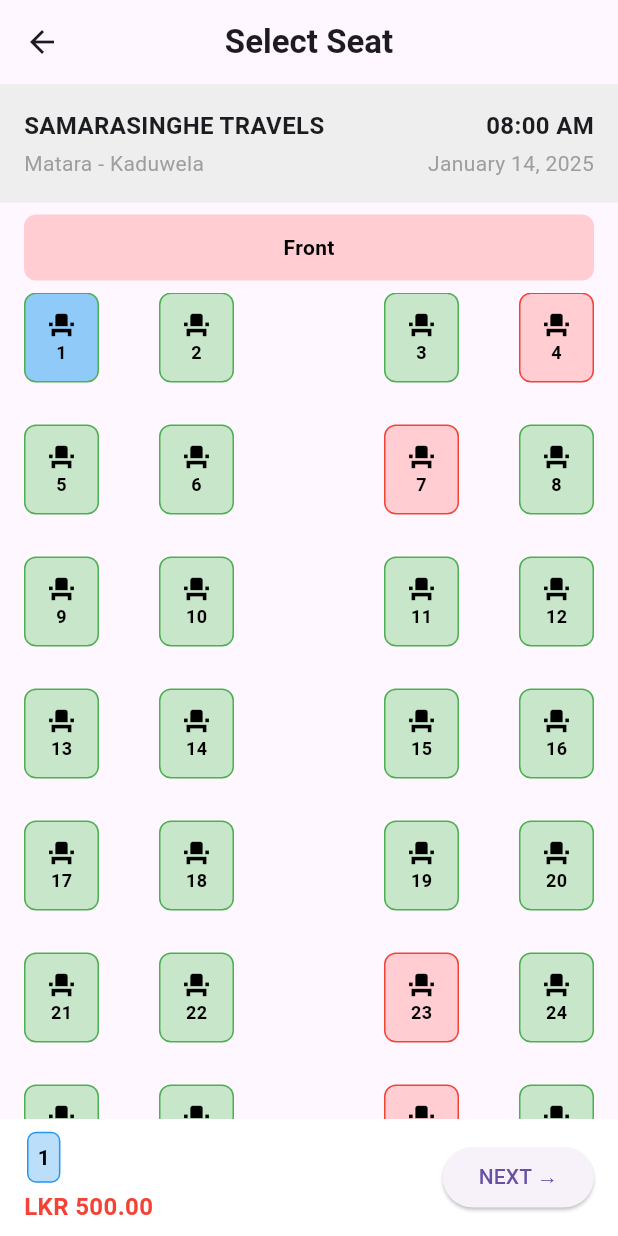
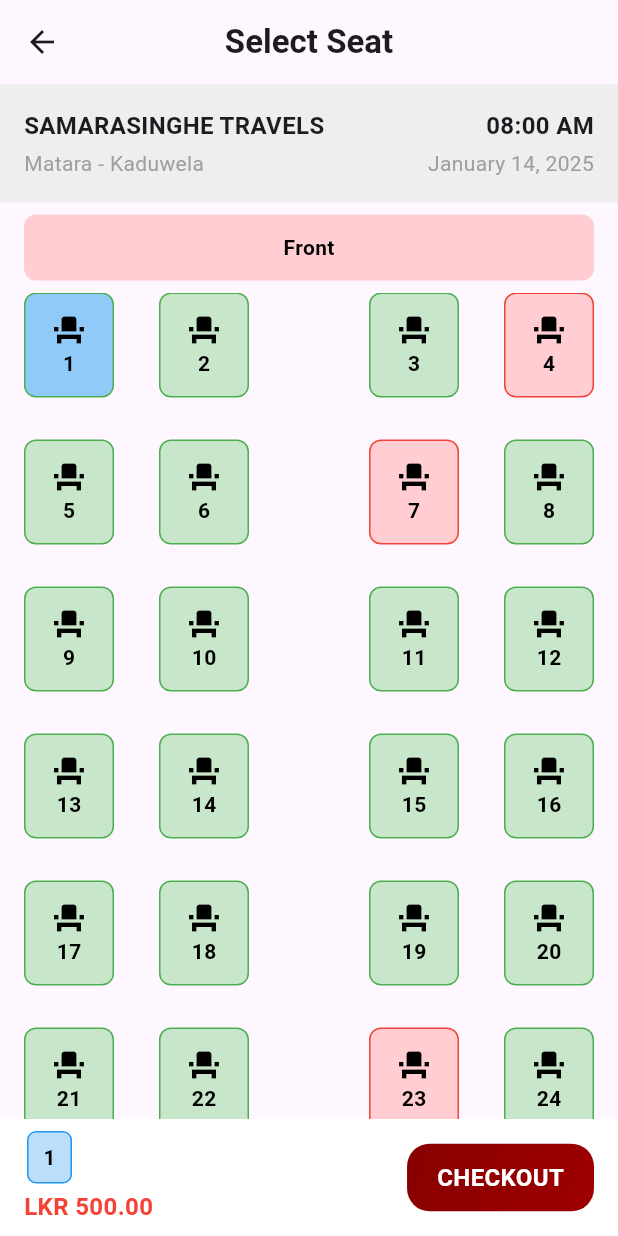
Before and after one commit to navinduhasalanka/bus-book-app, a Flutter app: the screen it shows after launch, after a tap on an icon or button, on a phone screen of 412 x 824 dp. Run offline on Flutter 3.47's test engine with Material 3 defaults, Android fonts, the phone set to English and light mode, and no system bars; our stand-ins replace firebase_auth, firebase_core, icons_plus; accounts and stored records are empty.

Commit message:
Create the seat view

```diff
--- /dev/null
+++ b/lib/screens/pages/checkout.dart
@@ -0,0 +1,23 @@
+import 'package:flutter/material.dart';
+
+class CheckOut extends StatelessWidget {
+  const CheckOut({super.key});
+
+  @override
+  Widget build(BuildContext context) {
+    return Scaffold( // Use a Scaffold for proper layout
+      appBar: AppBar(
+        title: const Text('Checkout'), // Add an AppBar
+      ),
+      body: const Center( // Center the text
+        child: Text(
+          'This is the checkout page.', // The text you want to display
+          style: TextStyle( // Style the text (optional)
+            fontSize: 20,
+            fontWeight: FontWeight.bold,
+          ),
+        ),
+      ),
+    );
+  }
+}
--- a/lib/screens/pages/seat_view.dart
+++ b/lib/screens/pages/seat_view.dart
@@ -1,3 +1,4 @@
+import 'package:bus_book/screens/pages/checkout.dart';
 import 'package:flutter/material.dart';
 
 class SeatView extends StatefulWidget {
@@ -43,11 +44,13 @@
                   children: [
                     Text(
                       'SAMARASINGHE TRAVELS',
-                      style: TextStyle(fontWeight: FontWeight.bold, fontSize: 16),
+                      style:
+                          TextStyle(fontWeight: FontWeight.bold, fontSize: 16),
                     ),
                     Text(
                       '08:00 AM',
-                      style: TextStyle(fontWeight: FontWeight.bold, fontSize: 16),
+                      style:
+                          TextStyle(fontWeight: FontWeight.bold, fontSize: 16),
                     ),
                   ],
                 ),
@@ -83,7 +86,8 @@
               child: const Center(
                 child: Text(
                   'Front',
-                  style: TextStyle(fontWeight: FontWeight.bold, color: Colors.black),
+                  style: TextStyle(
+                      fontWeight: FontWeight.bold, color: Colors.black),
                 ),
               ),
             ),
@@ -104,11 +108,9 @@
                           Row(
                             mainAxisAlignment: MainAxisAlignment.spaceBetween,
                             children: [
-                              for (int j = 0; j < 2; j++)
-                                _buildSeat(i + j + 1),
+                              for (int j = 0; j < 2; j++) _buildSeat(i + j + 1),
                               const SizedBox(width: 20),
-                              for (int j = 2; j < 4; j++)
-                                _buildSeat(i + j + 1),
+                              for (int j = 2; j < 4; j++) _buildSeat(i + j + 1),
                             ],
                           ),
                           const SizedBox(height: 16),
@@ -119,8 +121,7 @@
                     Row(
                       mainAxisAlignment: MainAxisAlignment.spaceBetween,
                       children: [
-                        for (int i = 44; i < 49; i++)
-                          _buildSeat(i + 1),
+                        for (int i = 44; i < 49; i++) _buildSeat(i + 1),
                       ],
                     ),
                   ],
@@ -132,7 +133,8 @@
           // Section 4: Bottom Bar (Seat info + price remains)
           Container(
             color: Colors.white,
-            padding: const EdgeInsets.symmetric(horizontal: 16.0, vertical: 8.0),
+            padding:
+                const EdgeInsets.symmetric(horizontal: 16.0, vertical: 8.0),
             child: Row(
               mainAxisAlignment: MainAxisAlignment.spaceBetween,
               children: [
@@ -147,27 +149,39 @@
                           )
                         : SizedBox(
                             height: 35, // Keeps height fixed
+                            child: Container(
+                              width: 250, // Limit the container width to 234px
+                              height: 38, // Fixed height of 200px
                               child: SingleChildScrollView(
-                              scrollDirection: Axis.horizontal, // Enables horizontal scrolling
+                                scrollDirection: Axis
+                                    .horizontal, // Enables horizontal scrolling
                                 child: Row(
                                   children: selectedSeats
                                       .map(
                                         (seat) => Container(
-                                        padding: const EdgeInsets.all(6.0),
-                                        margin: const EdgeInsets.symmetric(horizontal: 2.0),
+                                          width: 30, // Fixed width for each box
+                                          height: 35, // Fixed height for each box
+                                          margin: const EdgeInsets.symmetric(
+                                              horizontal: 2.0),
                                           decoration: BoxDecoration(
                                             color: Colors.blue[100],
-                                          borderRadius: BorderRadius.circular(6.0),
-                                          border: Border.all(color: Colors.blue),
+                                            borderRadius:
+                                                BorderRadius.circular(6.0),
+                                            border:
+                                                Border.all(color: Colors.blue),
                                           ),
+                                          child: Center(
                                             child: Text(
                                               '$seat',
                                               style: const TextStyle(
-                                              fontWeight: FontWeight.bold, color: Colors.black),
+                                                  fontWeight: FontWeight.bold,
+                                                  color: Colors.black),
+                                            ),
                                           ),
                                         ),
                                       )
                                       .toList(),
+                                ),
                               ),
                             ),
                           ),
@@ -180,19 +194,61 @@
                       style: const TextStyle(
                         fontWeight: FontWeight.bold,
                         color: Colors.red,
-                        fontSize: 16, // Adjusted font size to be large but not overwhelming
+                        fontSize:
+                            16, // Adjusted font size to be large but not overwhelming
                       ),
                     ),
                   ],
                 ),
-
-                ElevatedButton(
-                  onPressed: selectedSeats.isNotEmpty
+                GestureDetector(
+                  onTap: selectedSeats.isNotEmpty
                       ? () {
-                          // Handle next button click
+                          // Navigate to CheckOutPage when button is tapped
+                          Navigator.push(
+                            context,
+                            MaterialPageRoute(
+                              builder: (context) => CheckOut(
+                                  // Your CheckOutPage
+                                  //selectedSeats: selectedSeats.toList(), // Passing selected seats
+                                  //totalAmount: selectedSeats.length * seatPrice, // Passing total amount
+                                  ),
+                            ),
+                          );
                         }
                       : null, // Disable if no seats selected
-                  child: const Text('NEXT →'),
+                  child: Container(
+                    padding: const EdgeInsets.symmetric(
+                        horizontal: 20, vertical: 11), // Button padding
+                    decoration: BoxDecoration(
+                      gradient: selectedSeats.isNotEmpty
+                          ? LinearGradient(
+                              colors: [
+                                Color(0xFF880000), // Medium red
+                                Color(0xFF9E0000), // Lighter red
+                              ],
+                              begin: Alignment.topLeft,
+                              end: Alignment.bottomRight,
+                            )
+                          : LinearGradient(
+                              colors: [
+                                Color(0xFFB0B0B0), // Light grey
+                                Color(0xFFD0D0D0), // Lighter grey
+                              ],
+                              begin: Alignment.topLeft,
+                              end: Alignment.bottomRight,
+                            ),
+                      borderRadius:
+                          BorderRadius.circular(15.0), // Rounded corners
+                    ),
+                    child: const Text(
+                      'CHECKOUT',
+                      style: TextStyle(
+                        fontWeight: FontWeight.bold,
+                        color: Colors.white, // White text color
+                        fontSize: 16, // Adjust font size as needed
+                      ),
+                    ),
+                  ),
                 ),
               ],
             ),
@@ -236,29 +292,31 @@
         });
       },
       child: Container(
-        width: 50,
-        height: 60,
+        width: 60, // Fixed width for all seats
+        height: 70, // Fixed height for all seats
         margin: const EdgeInsets.only(bottom: 12),
         decoration: BoxDecoration(
           borderRadius: BorderRadius.circular(8.0),
           border: Border.all(color: isBooked ? Colors.red : Colors.green),
           color: isBooked
               ? Colors.red[100] // Booked seat (Red)
-              : (isSelected ? Colors.blue[200] : Colors.green[100]), // Selected seats turn blue
+              : (isSelected
+                  ? Colors.blue[200]
+                  : Colors.green[100]), // Selected seats turn blue
         ),
         child: Column(
           mainAxisAlignment: MainAxisAlignment.center,
           children: [
             const Icon(
               Icons.event_seat,
-              size: 20,
+              size: 24,
               color: Colors.black,
             ),
             Text(
               '$seatNumber',
               style: const TextStyle(
                 fontWeight: FontWeight.bold,
-                fontSize: 12,
+                fontSize: 14,
                 color: Colors.black,
               ),
             ),
--- a/lib/widgets/ticket_view.dart
+++ b/lib/widgets/ticket_view.dart
@@ -138,7 +138,7 @@
                   crossAxisAlignment: CrossAxisAlignment.start,
                   children: [
                     Text(
-                      "Rs. 1600 /per seat",
+                      "Rs. 500 /per seat",
                       style: TextStyle(
                         fontSize: 14,
                         fontWeight: FontWeight.bold,
```
Lines whose indentation alone changed are shown as unchanged.
